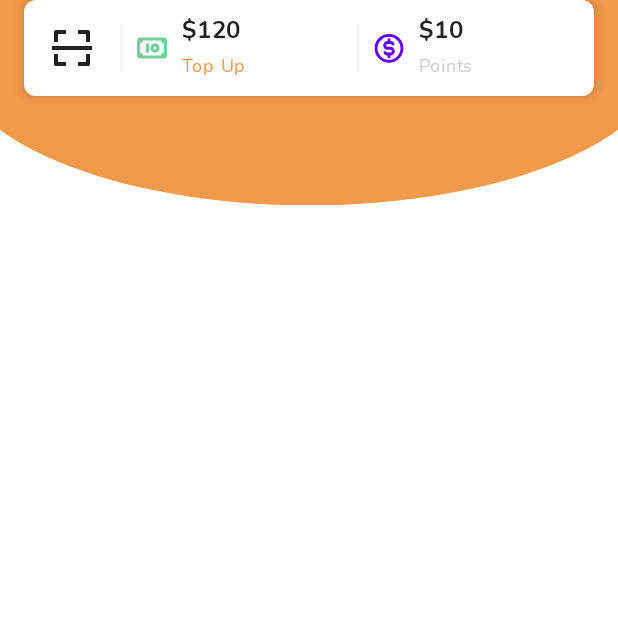
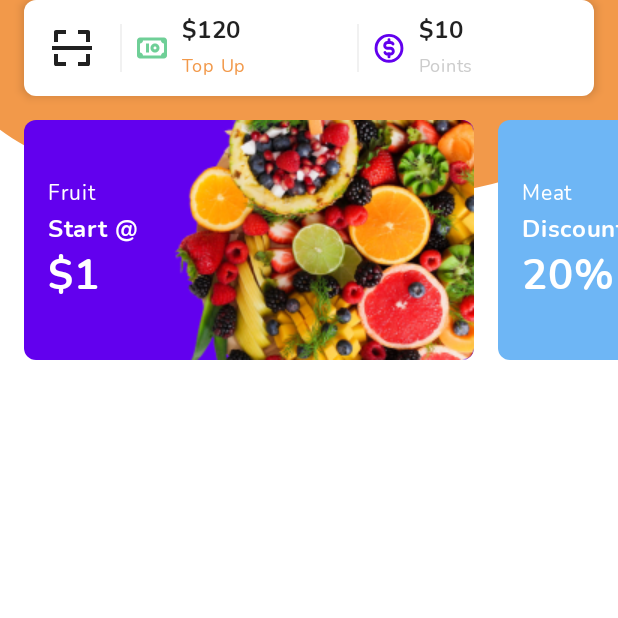
Before and after one commit to ArtemisSoftware/JetPack-Compose-Tutorial-4, an Android app built with Jetpack Compose: the screen it shows after launch (MainActivity), on a phone screen of 412 x 824 dp, the top half of it. Run offline under Robolectric (Android 15) with nearby library versions, the phone set to English and light mode, and no system bars; Roboto replaces fonts that are not available here.

Commit message:
GroceryShop - Promotions

```diff
--- a/app/src/main/java/com/artemissoftware/jetpackcomposetutorial4/ui/groceryshop/GroceryShopScreen.kt
+++ b/app/src/main/java/com/artemissoftware/jetpackcomposetutorial4/ui/groceryshop/GroceryShopScreen.kt
@@ -24,6 +24,7 @@ import androidx.compose.ui.unit.dp
 import androidx.compose.ui.unit.sp
 import com.artemissoftware.jetpackcomposetutorial4.R
 import com.artemissoftware.jetpackcomposetutorial4.ui.groceryshop.composables.Header
+import com.artemissoftware.jetpackcomposetutorial4.ui.groceryshop.composables.Promotions
 
 @Composable
 fun GroceryShopScreen() {
@@ -47,9 +48,9 @@ fun GroceryShopScreen() {
 
                 Column() {
                     Header()
-//                    Spacer(modifier = Modifier.height(16.dp))
-//                    Promotions()
-//                    Spacer(modifier = Modifier.height(16.dp))
+                    Spacer(modifier = Modifier.height(16.dp))
+                    Promotions()
+                    Spacer(modifier = Modifier.height(16.dp))
 //                    CategorySection()
 //                    Spacer(modifier = Modifier.height(16.dp))
 //                    BestSellerSection()
--- /dev/null
+++ b/app/src/main/java/com/artemissoftware/jetpackcomposetutorial4/ui/groceryshop/composables/Promotions.kt
@@ -0,0 +1,117 @@
+package com.artemissoftware.jetpackcomposetutorial4.ui.groceryshop.composables
+
+import androidx.compose.foundation.*
+import androidx.compose.foundation.layout.*
+import androidx.compose.foundation.lazy.LazyRow
+import androidx.compose.foundation.shape.RoundedCornerShape
+import androidx.compose.material.*
+import androidx.compose.runtime.Composable
+import androidx.compose.ui.Alignment
+import androidx.compose.ui.Modifier
+import androidx.compose.ui.graphics.Color
+import androidx.compose.ui.layout.ContentScale
+import androidx.compose.ui.res.painterResource
+import androidx.compose.ui.text.font.FontWeight
+import androidx.compose.ui.tooling.preview.Preview
+import androidx.compose.ui.unit.dp
+import androidx.compose.ui.unit.sp
+import com.artemissoftware.jetpackcomposetutorial4.R
+import com.artemissoftware.jetpackcomposetutorial4.ui.theme.GroceryTypography
+
+@Composable
+fun Promotions() {
+    LazyRow(
+        Modifier.height(160.dp),
+        contentPadding = PaddingValues(horizontal = 16.dp),
+        horizontalArrangement = Arrangement.spacedBy(16.dp)
+    ) {
+        item {
+            PromotionItem(
+                imageResource = R.drawable.promotion,
+                title = "Fruit",
+                subtitle = "Start @",
+                header = "$1",
+                backgroundColor = MaterialTheme.colors.primary
+            )
+        }
+        item {
+            PromotionItem(
+                imageResource = R.drawable.promotion,
+                title = "Meat",
+                subtitle = "Discount",
+                header = "20%",
+                backgroundColor = Color(0xff6EB6F5)
+            )
+        }
+    }
+}
+
+@Composable
+fun PromotionItem(
+    title: String = "",
+    subtitle: String = "",
+    header: String = "",
+    backgroundColor: Color = Color.Transparent,
+    imageResource: Int
+) {
+    Card(
+        Modifier.width(300.dp),
+        shape = RoundedCornerShape(8.dp),
+        backgroundColor = backgroundColor,
+        elevation = 0.dp
+    ) {
+        Row {
+            Column(
+                Modifier
+                    .padding(horizontal = 16.dp)
+                    .fillMaxHeight(),
+                verticalArrangement = Arrangement.Center
+            ) {
+                Text(
+                    text = title,
+                    fontSize = 14.sp,
+                    style = GroceryTypography.body1,
+                    color = Color.White
+                )
+
+                Text(
+                    text = subtitle,
+                    fontSize = 16.sp,
+                    color = Color.White,
+                    style = GroceryTypography.body1,
+                    fontWeight = FontWeight.Bold)
+
+                Text(
+                    text = header,
+                    fontSize = 28.sp,
+                    color = Color.White,
+                    style = GroceryTypography.body1,
+                    fontWeight = FontWeight.Bold
+                )
+            }
+
+            Image(
+                painter =  painterResource(id = imageResource), contentDescription = "",
+                modifier = Modifier
+                    .fillMaxHeight()
+                    .weight(1f),
+                alignment = Alignment.CenterEnd,
+                contentScale = ContentScale.Crop
+            )
+        }
+    }
+}
+
+
+@Preview(showBackground = false)
+@Composable
+private fun DefaultPreview() {
+    PromotionItem(
+        title = "Fruit",
+        subtitle = "Start @",
+        header = "$1",
+        backgroundColor = Color(0xff6EB6F5),
+        imageResource = R.drawable.promotion)
+
+    //--Promotions()
+}
```
Also changed, not shown: app/src/main/res/drawable-v24/promotion.png (added).
